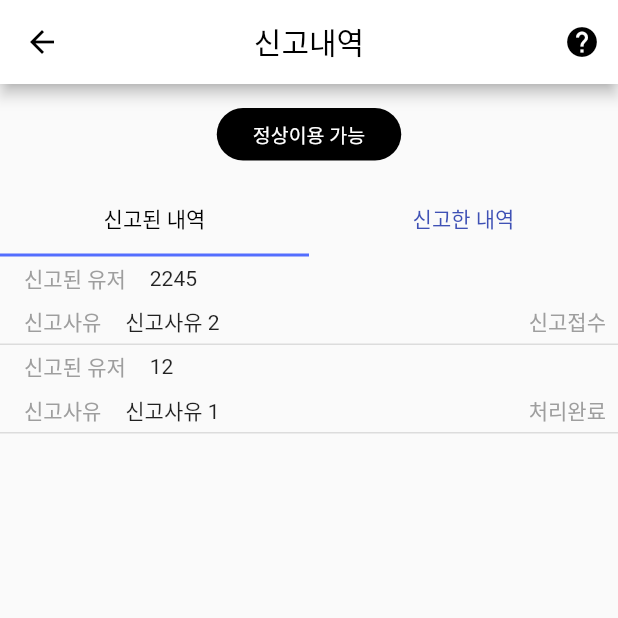
After one commit to oaojjj/anony-chat, a Flutter app: the ReportPage screen opened by its route, on a phone screen of 412 x 824 dp, the top half of it. The commit adds this screen. Run offline on Flutter 3.47's test engine with Material 2 defaults, Android fonts, the light colour scheme and no system bars; our stand-ins replace firebase_auth, firebase_core, firebase_database, firebase_storage, flutter_spinkit, fluttertoast and 2 more; accounts and stored records are empty; generated files the repository leaves out were written again.

Commit message:
feat: 신고내역폼 + 리스트 작성

```diff
--- a/lib/main.dart
+++ b/lib/main.dart
@@ -29,7 +29,6 @@ class AnonymousChat extends StatelessWidget {
       title: 'Anonymous Chat',
       theme: ThemeData(
           fontFamily: 'Roboto',
-          brightness: Brightness.light,
           buttonColor: Colors.indigo,
           primarySwatch: Colors.indigo,
           accentColor: Colors.indigoAccent),
--- /dev/null
+++ b/lib/model/dao/report.dart
@@ -0,0 +1,12 @@
+class Report {
+  int id;
+  String reportType;
+  bool isProcessed = false;
+
+  Report({this.id, this.reportType, this.isProcessed});
+
+  factory Report.fromJson(Map<String, dynamic> json) => Report(
+      id: json['id'] as int,
+      isProcessed: json['processed'] as bool,
+      reportType: json['reportType'] as String);
+}
--- a/lib/routes.dart
+++ b/lib/routes.dart
@@ -5,6 +5,8 @@ import 'ui/view/chat/chat_room_page.dart';
 import 'ui/view/chat/chat_send_page.dart';
 import 'ui/view/home/main_home_page.dart';
 import 'ui/view/home/profile_page.dart';
+import 'ui/view/home/report_guide_page.dart';
+import 'ui/view/home/report_page.dart';
 import 'ui/view/home/service_info_page.dart';
 import 'ui/view/intro/intro_page.dart';
 import 'ui/view/intro/auth_and_register.dart';
@@ -21,5 +23,7 @@ final routes = {
   '/service_info_page': (BuildContext context) => ServiceInfoPage(),
   '/chat_page': (BuildContext context) => ChatRoomPage(),
   '/chat_list_page': (BuildContext context) => ChatListPage(),
-  '/chat_send_page': (BuildContext context) => ChatSendPage()
+  '/chat_send_page': (BuildContext context) => ChatSendPage(),
+  '/report_page': (BuildContext context) => ReportPage(),
+  '/report_guide_page': (BuildContext context) => ReportGuidePage()
 };
--- /dev/null
+++ b/lib/ui/view/home/report_page.dart
@@ -0,0 +1,148 @@
+import 'package:anony_chat/model/dao/report.dart';
+import 'package:flutter/material.dart';
+
+class ReportPage extends StatefulWidget {
+  @override
+  _ReportPageState createState() => _ReportPageState();
+}
+
+class _ReportPageState extends State<ReportPage> {
+  final List<Tab> tabs = [
+    Tab(
+      child: Text('신고된 내역'),
+    ),
+    Tab(
+      child: Text('신고한 내역'),
+    )
+  ];
+
+  final reportedList0 = [
+    Report.fromJson({'id': 2245, 'processed': false, 'reportType': '신고사유 2'}),
+    Report.fromJson({'id': 12, 'processed': true, 'reportType': '신고사유 1'})
+  ];
+
+  final reportedList1 = [
+    Report.fromJson({'id': 12345, 'processed': true, 'reportType': '신고사유 1'}),
+    Report.fromJson({'id': 1245, 'processed': true, 'reportType': '신고사유 1'}),
+    Report.fromJson({'id': 1, 'processed': false, 'reportType': '신고사유 5'}),
+    Report.fromJson({'id': 1, 'processed': false, 'reportType': '신고사유 5'}),
+    Report.fromJson({'id': 1, 'processed': false, 'reportType': '신고사유 5'}),
+  ];
+
+  @override
+  Widget build(BuildContext context) {
+    final deviceSize = MediaQuery.of(context).size;
+    return SafeArea(
+      child: Scaffold(
+        appBar: AppBar(
+          title: Text('신고내역', style: TextStyle(color: Colors.black)),
+          backgroundColor: Colors.white,
+          centerTitle: true,
+          iconTheme: IconThemeData(color: Colors.black),
+          actions: [
+            IconButton(
+                icon: Icon(Icons.help),
+                onPressed: () =>
+                    Navigator.pushNamed(context, '/report_guide_page'))
+          ],
+        ),
+        body: Column(
+          children: [
+            Padding(
+              padding: const EdgeInsets.symmetric(vertical: 16.0),
+              child: Center(
+                child: Container(
+                  decoration: BoxDecoration(
+                      color: Colors.black,
+                      borderRadius: BorderRadius.all(Radius.circular(32.0))),
+                  child: Padding(
+                    padding: const EdgeInsets.symmetric(
+                        horizontal: 24.0, vertical: 8),
+                    child: Text('정상이용 가능',
+                        style: TextStyle(color: Colors.white, fontSize: 13)),
+                  ),
+                ),
+              ),
+            ),
+            SingleChildScrollView(
+              child: DefaultTabController(
+                length: tabs.length,
+                child: Column(
+                  children: [
+                    TabBar(
+                      tabs: tabs,
+                      labelColor: Colors.black,
+                      unselectedLabelColor: Colors.indigo,
+                    ),
+                    Container(
+                      width: double.infinity,
+                      height: deviceSize.height - 200,
+                      child: TabBarView(
+                        children: tabs.map((Tab tab) {
+                          int index = tabs.indexOf(tab);
+                          return Container(
+                            width: double.infinity,
+                            child: buildReportedList(index),
+                          );
+                        }).toList(),
+                      ),
+                    ),
+                  ],
+                ),
+              ),
+            )
+          ],
+        ),
+      ),
+    );
+  }
+
+  buildReportedList(int index) {
+    final List<Report> item = index == 0 ? reportedList0 : reportedList1;
+    return ListView.builder(
+        itemCount: index == 0 ? reportedList0.length : reportedList1.length,
+        itemBuilder: (context, ix) {
+          return Column(
+            children: [
+              Padding(
+                padding:
+                    const EdgeInsets.only(left: 16.0, top: 4.0, bottom: 4.0),
+                child: Row(
+                  children: [
+                    Text(
+                      '신고된 유저',
+                      style: TextStyle(color: Colors.grey),
+                    ),
+                    SizedBox(width: 16),
+                    Text('${item[ix].id}')
+                  ],
+                ),
+              ),
+              Padding(
+                padding: const EdgeInsets.only(
+                    left: 16.0, top: 4.0, bottom: 4.0, right: 8.0),
+                child: Row(
+                  children: [
+                    Text(
+                      '신고사유',
+                      style: TextStyle(color: Colors.grey),
+                    ),
+                    SizedBox(width: 16),
+                    Text(item[ix].reportType),
+                    Spacer(),
+                    Text(
+                      item[ix].isProcessed == true ? '처리완료' : '신고접수',
+                      style: TextStyle(color: Colors.grey),
+                    )
+                  ],
+                ),
+              ),
+              Divider(
+                height: 1,
+                thickness: 1,
+              )
+            ],
+          );
+        });
+  }
+}
--- a/lib/ui/view/intro/auth/student_card_authorization_tap.dart
+++ b/lib/ui/view/intro/auth/student_card_authorization_tap.dart
@@ -334,7 +334,7 @@ class _SCAuthorizationTapState extends State<SCAuthorizationTap> {
 
   Future uploadImage() async {
     var image = await ImagePicker().getImage(source: ImageSource.gallery);
-    Provider.of<RegisterProvider>(context).member.studentCardImage = File(image.path);
+    //Provider.of<RegisterProvider>(context).member.studentCardImage = File(image.path);
   }
 
   Future<void> _dialogList(List item, String text) async {
```
Also changed, not shown: lib/model/dao/chat_room.dart (+20 -18 lines), lib/model/dao/member.dart (+5 -11 lines), lib/model/dao/message.dart (+10 -18 lines), lib/ui/view/chat/chat_list_page.dart (+9 -10 lines), lib/ui/view/chat/chat_room_page.dart (+18 -6 lines), lib/ui/view/chat/chat_send_page.dart (+9 -78 lines), lib/ui/view/home/main_home_page.dart (+12 -2 lines), lib/ui/view/home/report_guide_page.dart (added, +46 -0 lines), lib/ui/widget/chat/chat_message.dart (+16 -12 lines), lib/ui/widget/chat/chat_room_preview.dart (+6 -9 lines), lib/ui/widget/home/home_drawer.dart (+5 -6 lines), lib/viewmodel/chat_model.dart (+9 -9 lines), assets/icons/exit.png (added), lib/model/dao/chat_room.g.dart (added), 2 more files.
